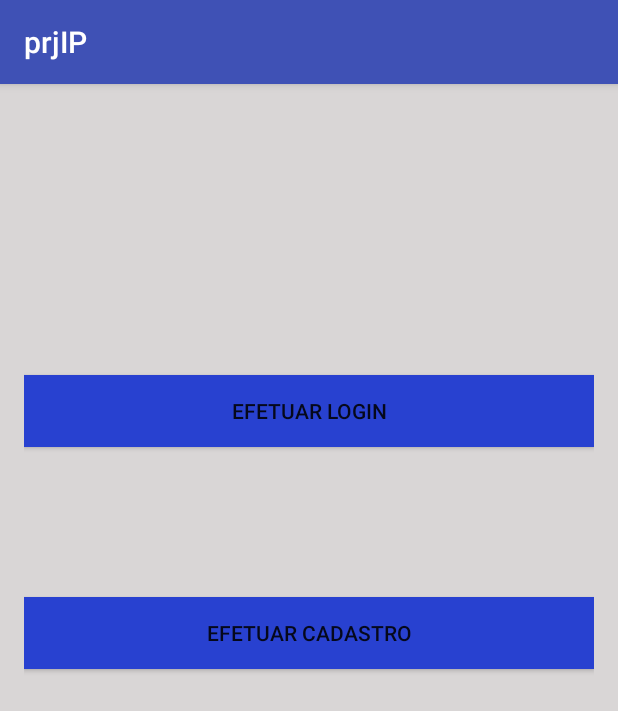
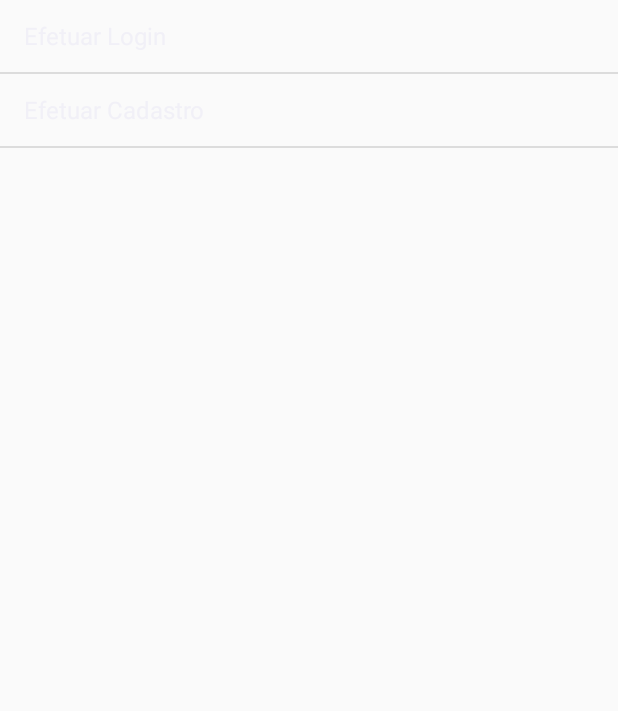
Before and after one commit to gabriellacrystina/Mobile, an Android app: the screen it shows after launch (MainActivity), on a phone screen of 412 x 824 dp. Shown: the top 711 px of the screen. Run offline under Robolectric (Android 15) with nearby library versions, the phone set to English and light mode, and no system bars.

```diff
--- a/app/src/main/java/com/example/jeanbruno/prjip/MainActivity.java
+++ b/app/src/main/java/com/example/jeanbruno/prjip/MainActivity.java
@@ -1,21 +1,35 @@
 package com.example.jeanbruno.prjip;
 
+import android.app.Activity;
+import android.app.ListActivity;
 import android.content.Intent;
 import android.support.v7.app.AppCompatActivity;
 import android.os.Bundle;
 import android.view.View;
+import android.widget.ArrayAdapter;
 import android.widget.Button;
+import android.widget.ListView;
 
-public class MainActivity extends AppCompatActivity {
 
+public class MainActivity extends ListActivity {
+
+    /**
     Button botaoCadastro;
     Button botaoEfetuarLogin;
-
+    **/
     @Override
     protected void onCreate(Bundle savedInstanceState) {
         super.onCreate(savedInstanceState);
-        setContentView(R.layout.activity_main);
+        //setContentView(R.layout.activity_main);
 
+        String[] menus = {"Efetuar Login", "Efetuar Cadastro"};
+
+
+        ArrayAdapter<String> adapter = new ArrayAdapter<String>(getApplicationContext(), android.R.layout.simple_list_item_1, menus);
+
+        setListAdapter(adapter);
+
+        /**
         botaoCadastro = (Button)findViewById(R.id.btnEfetuarCadastro);
         botaoEfetuarLogin = (Button)findViewById(R.id.btnEfetuarCadastro);
 
@@ -28,11 +42,30 @@ public class MainActivity extends AppCompatActivity {
             }
         });{
         }
+         **/
     }
-
+    /**
     public void onClickEfetuarLogin(View view){
         Intent intentLogin = new Intent(MainActivity.this, LoginActivity.class);
          startActivity(intentLogin);
         //teste
     }
+     **/
+
+    @Override
+    protected void onListItemClick(ListView lv, View view, int position, long id ){
+        super.onListItemClick(lv, view, position, id);
+
+        switch (position){
+            case 0:
+                startActivity(new Intent(getBaseContext(), LoginActivity.class));
+                break;
+            case 1:
+                startActivity(new Intent(getBaseContext(), CadastroActivity.class));
+                break;
+            default:
+                break;
+        }
+
+    }
 }
--- a/app/src/main/java/model/Vendedor.java
+++ b/app/src/main/java/model/Vendedor.java
@@ -4,7 +4,6 @@ package model;
  * Created by Jean Bruno on 05/03/2016.
  */
 public class Vendedor extends Pessoa {
-
     private String login;
     private String senha;
 
--- a/app/src/main/res/layout/activity_main.xml
+++ /dev/null
@@ -1,45 +0,0 @@
-<?xml version="1.0" encoding="utf-8"?>
-<RelativeLayout xmlns:android="http://schemas.android.com/apk/res/android"
-    xmlns:tools="http://schemas.android.com/tools"
-    android:layout_width="match_parent"
-    android:layout_height="match_parent"
-    android:paddingBottom="@dimen/activity_vertical_margin"
-    android:paddingLeft="@dimen/activity_horizontal_margin"
-    android:paddingRight="@dimen/activity_horizontal_margin"
-    android:paddingTop="@dimen/activity_vertical_margin"
-    tools:context="com.example.jeanbruno.prjip.MainActivity"
-    android:gravity="center_horizontal"
-    android:background="#d9d6d6">
-
-
-    <Button
-        android:layout_width="wrap_content"
-        android:layout_height="wrap_content"
-        android:text="EFETUAR LOGIN"
-        android:id="@+id/btnEfetuarLogin"
-        android:layout_marginTop="178dp"
-        android:background="#2841d0"
-        android:clickable="true"
-        android:layout_alignParentTop="true"
-        android:layout_alignParentLeft="true"
-        android:layout_alignParentStart="true"
-        android:layout_alignRight="@+id/btnEfetuarCadastro"
-        android:layout_alignEnd="@+id/btnEfetuarCadastro"
-        android:onClick="onClickEfetuarLogin" />
-
-    <Button
-        android:layout_width="wrap_content"
-        android:layout_height="wrap_content"
-        android:text="EFETUAR CADASTRO"
-        android:id="@+id/btnEfetuarCadastro"
-        android:layout_below="@+id/btnEfetuarLogin"
-        android:layout_alignParentLeft="true"
-        android:layout_alignParentStart="true"
-        android:layout_marginTop="100dp"
-        android:layout_alignParentRight="true"
-        android:layout_alignParentEnd="true"
-        android:clickable="true"
-        android:onClick="setContentView"
-        android:background="#2841d0" />
-
-</RelativeLayout>
```
Also changed, not shown: app/src/main/java/BD/BancoController.java (deleted, +0 -71 lines), app/src/main/java/BD/DAOVendedor.java (added, +81 -0 lines), app/src/main/java/BD/DataBase.java (+14 -14 lines), app/src/main/java/com/example/jeanbruno/prjip/CadastroActivity.java (+5 -5 lines), app/src/main/java/com/example/jeanbruno/prjip/LoginActivity.java (+13 -16 lines).
